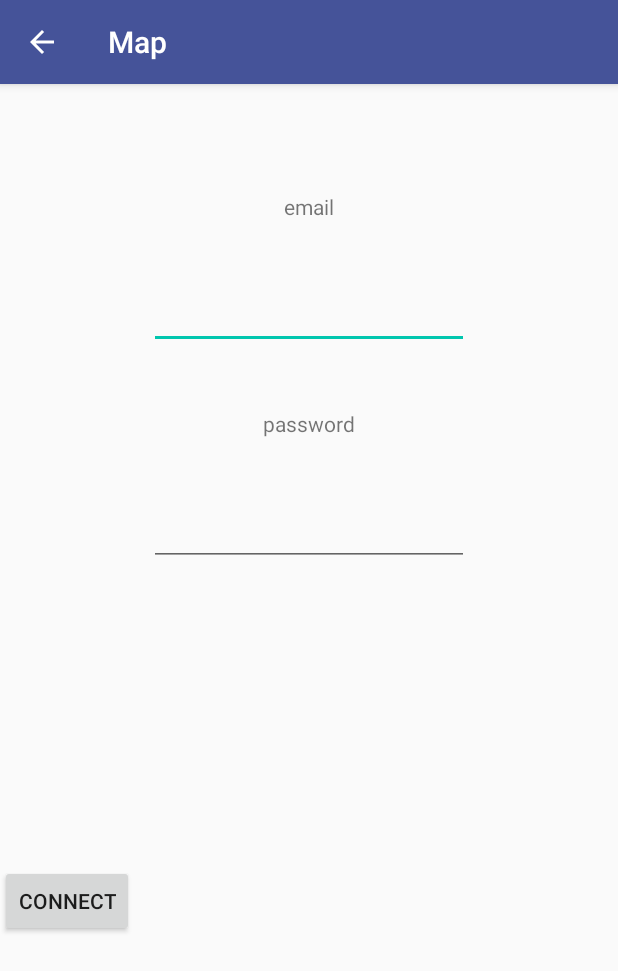
After one commit to jbdamiano/DataMonitoring, an Android app: the LoginActivity screen opened directly, with no data from a screen before it, on a phone screen of 412 x 824 dp. The commit adds this screen. Shown: the top 971 px of the screen. Run offline under Robolectric (Android 15) with nearby library versions, the phone set to English and light mode, and no system bars.

Commit message:
support server

```diff
--- /dev/null
+++ b/DataMonitoring/src/main/java/com/jbdev/datamonitoring/views/LoginActivity.java
@@ -0,0 +1,67 @@
+//
+// Source code recreated from a .class file by IntelliJ IDEA
+// (powered by Fernflower decompiler)
+//
+
+package com.jbdev.datamonitoring.views;
+
+import android.os.Bundle;
+import android.support.v7.app.AppCompatActivity;
+import android.support.v7.app.AlertDialog.Builder;
+import android.view.View;
+import android.view.View.OnClickListener;
+import android.widget.Button;
+import android.widget.EditText;
+
+import com.jbdev.datamonitoring.R;
+import com.jbdev.datamonitoring.utils.ServerInterface;
+import java.io.IOException;
+import org.json.JSONException;
+
+public class LoginActivity extends AppCompatActivity {
+    public static final long serialVersionUID = -5343268913807453561L;
+    public EditText email;
+    public Button login;
+    public EditText password;
+
+    public LoginActivity() {
+
+            super();
+    }
+
+
+
+    public void onCreate(Bundle var1) {
+            super.onCreate(var1);
+            this.setContentView(R.layout.login_activity);
+            this.email = (EditText)this.findViewById(R.id.mail);
+            this.password = (EditText)this.findViewById(R.id.password);
+            this.login = (Button)this.findViewById(R.id.login);
+            this.login.setOnClickListener(new OnClickListener() {
+                public static final long serialVersionUID = 3224504583917613180L;
+
+
+                public void onClick(View var1) {
+                        Builder var5;
+                        try {
+                            //ServerInterface.connect(LoginActivity.this.email.getText().toString(), LoginActivity.this.password.getText().toString());
+                            ServerInterface.connect("jbdamiano@gmail.com", "test");
+                            LoginActivity.this.finish();
+                        } catch (JSONException var3) {
+                            var5 = new Builder(LoginActivity.this);
+                            var5.setTitle("Error");
+                            var5.setMessage("User or password are incorrect");
+                            var5.setCancelable(true);
+                            var5.create().show();
+                        } catch (IOException var4) {
+                            var5 = new Builder(LoginActivity.this);
+                            var5.setTitle("Error");
+                            var5.setMessage("User or password are incorrect");
+                            var5.setCancelable(true);
+                            var5.create().show();
+                        }
+
+                }
+            });
+        }
+    }
--- /dev/null
+++ b/DataMonitoring/src/main/res/layout/login_activity.xml
@@ -0,0 +1,69 @@
+<?xml version="1.0" encoding="utf-8"?>
+<android.support.constraint.ConstraintLayout
+    xmlns:android="http://schemas.android.com/apk/res/android"
+    xmlns:app="http://schemas.android.com/apk/res-auto"
+    xmlns:tools="http://schemas.android.com/tools"
+    android:layout_width="match_parent"
+    android:layout_height="match_parent">
+
+    <TextView
+        android:id="@+id/idtoto"
+        android:layout_width="wrap_content"
+        android:layout_height="wrap_content"
+        android:layout_marginStart="8dp"
+        android:layout_marginTop="72dp"
+        android:layout_marginEnd="8dp"
+        android:text="email"
+        app:layout_constraintEnd_toEndOf="parent"
+        app:layout_constraintStart_toStartOf="parent"
+        app:layout_constraintTop_toTopOf="parent" />
+
+    <EditText
+        android:id="@+id/mail"
+        android:layout_width="wrap_content"
+        android:layout_height="wrap_content"
+        android:layout_marginStart="8dp"
+        android:layout_marginTop="40dp"
+        android:layout_marginEnd="8dp"
+        android:ems="10"
+        android:inputType="textEmailAddress"
+        app:layout_constraintEnd_toEndOf="parent"
+        app:layout_constraintStart_toStartOf="parent"
+        app:layout_constraintTop_toBottomOf="@+id/idtoto" />
+
+    <TextView
+        android:id="@+id/textView3"
+        android:layout_width="wrap_content"
+        android:layout_height="wrap_content"
+        android:layout_marginStart="8dp"
+        android:layout_marginTop="40dp"
+        android:layout_marginEnd="8dp"
+        android:text="password"
+        app:layout_constraintEnd_toEndOf="parent"
+        app:layout_constraintStart_toStartOf="parent"
+        app:layout_constraintTop_toBottomOf="@+id/mail" />
+
+    <EditText
+        android:id="@+id/password"
+        android:layout_width="wrap_content"
+        android:layout_height="wrap_content"
+        android:layout_marginStart="8dp"
+        android:layout_marginTop="40dp"
+        android:layout_marginEnd="8dp"
+        android:ems="10"
+        android:inputType="textPassword"
+        app:layout_constraintEnd_toEndOf="parent"
+        app:layout_constraintStart_toStartOf="parent"
+        app:layout_constraintTop_toBottomOf="@+id/textView3" />
+
+    <Button
+        android:id="@+id/login"
+        android:layout_width="wrap_content"
+        android:layout_height="wrap_content"
+        android:layout_marginTop="8dp"
+        android:layout_marginBottom="8dp"
+        android:text="Connect"
+        app:layout_constraintBottom_toBottomOf="parent"
+        app:layout_constraintTop_toBottomOf="@+id/password"
+        tools:layout_editor_absoluteX="161dp" />
+</android.support.constraint.ConstraintLayout>
--- a/build.gradle
+++ b/build.gradle
@@ -7,7 +7,7 @@ buildscript {
 
     }
     dependencies {
-        classpath 'com.android.tools.build:gradle:3.3.2'
+        classpath 'com.android.tools.build:gradle:3.4.2'
 
         // NOTE: Do not place your application dependencies here; they belong
         // in the individual module build.gradle files
```
Also changed, not shown: DataMonitoring/src/main/AndroidManifest.xml (+12 -0 lines), DataMonitoring/src/main/java/com/jbdev/datamonitoring/database/DatabaseHelper.java (+33 -0 lines), DataMonitoring/src/main/java/com/jbdev/datamonitoring/services/ServerService.java (added, +74 -0 lines), DataMonitoring/src/main/java/com/jbdev/datamonitoring/services/Task.java (added, +59 -0 lines), DataMonitoring/src/main/java/com/jbdev/datamonitoring/utils/ServerInterface.java (added, +152 -0 lines), DataMonitoring/src/main/java/com/jbdev/datamonitoring/views/MainActivity.java (+16 -0 lines), DataMonitoring/src/main/res/menu/activity_main_drawer.xml (+12 -4 lines), gradle/wrapper/gradle-wrapper.properties.
